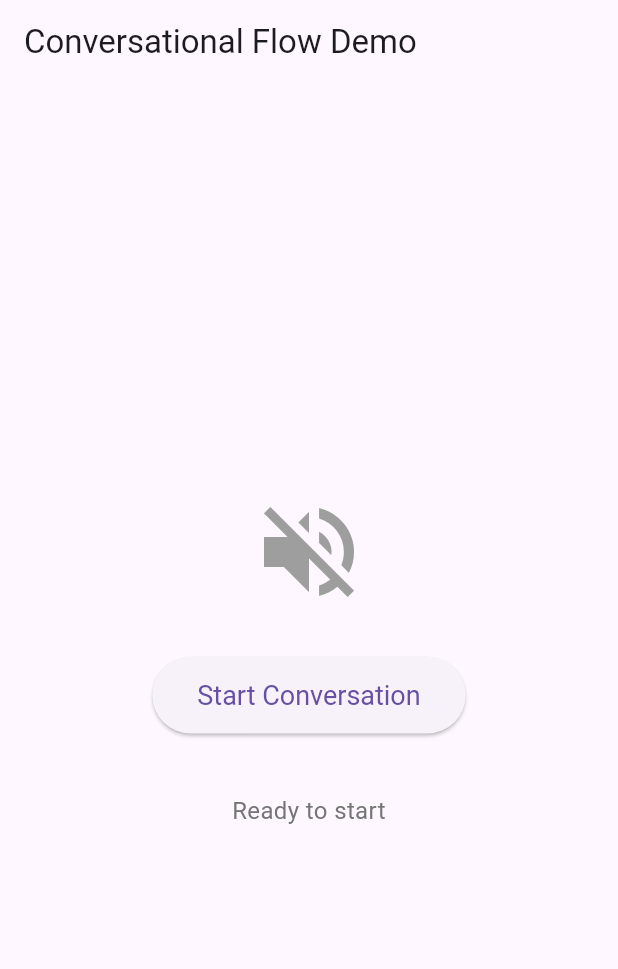
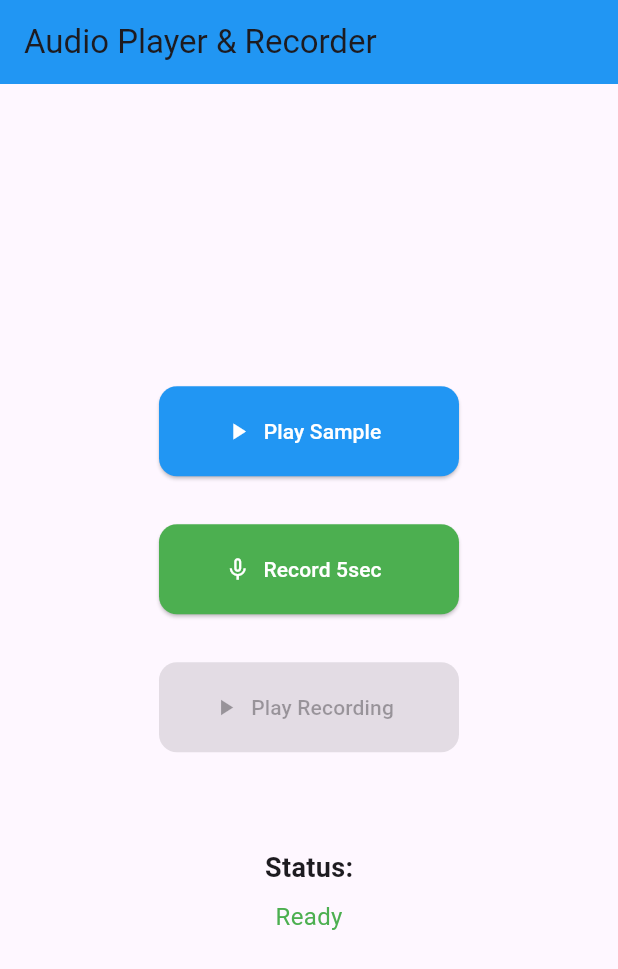
Before and after one commit to bazinga-thedog/winamp, a Flutter app: the screen it shows after launch, on a phone screen of 412 x 824 dp. Shown: the top 969 px of the screen. Run offline on Flutter 3.47's test engine with Material 3 defaults, Android fonts, the phone set to English and light mode, and no system bars; our stand-ins replace just_audio; missing offline and left inert: record.

Commit message:
New version

```diff
--- a/lib/main.dart
+++ b/lib/main.dart
@@ -1,10 +1,8 @@
 import 'package:flutter/material.dart';
 import 'package:just_audio/just_audio.dart';
 import 'package:record/record.dart';
-import 'package:permission_handler/permission_handler.dart';
 import 'package:path_provider/path_provider.dart';
 import 'dart:io';
-import 'dart:async';
 
 void main() {
   runApp(MyApp());
@@ -14,162 +12,41 @@ class MyApp extends StatelessWidget {
   @override
   Widget build(BuildContext context) {
     return MaterialApp(
-      title: 'Audio Player Demo',
+      title: 'Audio Player & Recorder',
       theme: ThemeData(
         primarySwatch: Colors.blue,
       ),
-      home: AudioPlayerScreen(),
+      home: AudioPlayerRecorderScreen(),
     );
   }
 }
 
-class AudioPlayerScreen extends StatefulWidget {
+class AudioPlayerRecorderScreen extends StatefulWidget {
   @override
-  _AudioPlayerScreenState createState() => _AudioPlayerScreenState();
+  _AudioPlayerRecorderScreenState createState() => _AudioPlayerRecorderScreenState();
 }
 
-class _AudioPlayerScreenState extends State<AudioPlayerScreen> {
-  final AudioPlayer _audioPlayer = AudioPlayer();
-  final AudioRecorder _audioRecorder = AudioRecorder();
-  bool _isPlaying = false;
+class _AudioPlayerRecorderScreenState extends State<AudioPlayerRecorderScreen> {
+  late AudioPlayer _audioPlayer;
+  late AudioRecorder _audioRecorder;
+
+  String? _recordingPath;
   bool _isRecording = false;
-  bool _hasRecording = false;
-  String _recordingPath = '';
-  String _status = 'Ready to start';
-  Timer? _recordingTimer;
+  bool _isPlayingSample = false;
+  bool _isPlayingRecording = false;
 
   @override
   void initState() {
     super.initState();
+    _audioPlayer = AudioPlayer();
+    _audioRecorder = AudioRecorder();
 
     // Listen to player state changes
     _audioPlayer.playerStateStream.listen((state) {
       setState(() {
-        _isPlaying = state.playing;
-        if (!_isPlaying && !_isRecording && !_hasRecording) {
-          _status = 'Ready to start';
-        }
+        _isPlayingSample = state.playing;
+        _isPlayingRecording = state.playing;
       });
-    });
-
-    _checkPermissions();
-  }
-
-  Future<void> _checkPermissions() async {
-    if (await Permission.microphone.isDenied) {
-      await Permission.microphone.request();
-    }
-  }
-
-  Future<void> _startConversationFlow() async {
-    setState(() {
-      _hasRecording = false;
-      _status = 'Playing question...';
-    });
-
-    // Step 1: Play the question
-    await _playAudio();
-
-    // Wait for audio to finish playing
-    await Future.delayed(Duration(milliseconds: 500));
-
-    // Step 2: Start recording for 3 seconds
-    await _startRecording();
-  }
-
-  Future<void> _playAudio() async {
-    try {
-      await _audioPlayer.setAsset('assets/audio/question.mp3');
-      await _audioPlayer.play();
-    } catch (e) {
-      print('Error playing audio: $e');
-      ScaffoldMessenger.of(context).showSnackBar(
-        SnackBar(content: Text('Error playing audio: $e')),
-      );
-    }
-  }
-
-  Future<void> _startRecording() async {
-    try {
-      if (await Permission.microphone.isGranted) {
-        // Get app documents directory
-        final directory = await getTemporaryDirectory();
-        _recordingPath = '${directory.path}/recording.m4a';
-
-        setState(() {
-          _isRecording = true;
-          _status = 'Recording... (3 seconds)';
-        });
-
-        await _audioRecorder.start(
-          const RecordConfig(
-            encoder: AudioEncoder.aacLc,
-            bitRate: 128000,
-            sampleRate: 44100,
-          ),
-          path: _recordingPath,
-        );
-
-        // Record for 3 seconds
-        _recordingTimer = Timer(Duration(seconds: 3), () {
-          _stopRecording();
-        });
-
-      } else {
-        ScaffoldMessenger.of(context).showSnackBar(
-          SnackBar(content: Text('Microphone permission required')),
-        );
-      }
-    } catch (e) {
-      print('Error starting recording: $e');
-      setState(() {
-        _isRecording = false;
-        _status = 'Error starting recording';
-      });
-    }
-  }
-
-  Future<void> _stopRecording() async {
-    try {
-      await _audioRecorder.stop();
-      _recordingTimer?.cancel();
-
-      setState(() {
-        _isRecording = false;
-        _hasRecording = true;
-        _status = 'Recording complete. Click to play back.';
-      });
-    } catch (e) {
-      print('Error stopping recording: $e');
-    }
-  }
-
-  Future<void> _playRecording() async {
-    if (_hasRecording && _recordingPath.isNotEmpty) {
-      try {
-        setState(() {
-          _status = 'Playing your recording...';
-        });
-        await _audioPlayer.setFilePath(_recordingPath);
-        await _audioPlayer.play();
-      } catch (e) {
-        print('Error playing recording: $e');
-        ScaffoldMessenger.of(context).showSnackBar(
-          SnackBar(content: Text('Error playing recording: $e')),
-        );
-      }
-    }
-  }
-
-  Future<void> _stopAudio() async {
-    await _audioPlayer.stop();
-  }
-
-  void _reset() {
-    setState(() {
-      _hasRecording = false;
-      _isRecording = false;
-      _status = 'Ready to start';
     });
   }
 
@@ -177,57 +54,193 @@ class _AudioPlayerScreenState extends State<AudioPlayerScreen> {
   void dispose() {
     _audioPlayer.dispose();
     _audioRecorder.dispose();
-    _recordingTimer?.cancel();
     super.dispose();
+  }
+
+  Future<void> _playSampleAudio() async {
+    try {
+      if (_isPlayingSample) {
+        await _audioPlayer.stop();
+      } else {
+        await _audioPlayer.setAsset('assets/sample.mp3');
+        await _audioPlayer.play();
+      }
+    } catch (e) {
+      ScaffoldMessenger.of(context).showSnackBar(
+        SnackBar(content: Text('Error playing sample audio: $e')),
+      );
+    }
+  }
+
+  Future<void> _startRecording() async {
+    try {
+      if (await _audioRecorder.hasPermission()) {
+        final directory = await getApplicationDocumentsDirectory();
+        _recordingPath = '${directory.path}/recording_${DateTime.now().millisecondsSinceEpoch}.m4a';
+
+        await _audioRecorder.start(
+          RecordConfig(
+            encoder: AudioEncoder.aacLc,
+            sampleRate: 44100,
+            bitRate: 128000,
+          ),
+          path: _recordingPath!,
+        );
+
+        setState(() {
+          _isRecording = true;
+        });
+
+        // Auto-stop after 5 seconds
+        Future.delayed(Duration(seconds: 5), () {
+          if (_isRecording) {
+            _stopRecording();
+          }
+        });
+
+        ScaffoldMessenger.of(context).showSnackBar(
+          SnackBar(content: Text('Recording for 5 seconds...')),
+        );
+      } else {
+        ScaffoldMessenger.of(context).showSnackBar(
+          SnackBar(content: Text('Microphone permission denied')),
+        );
+      }
+    } catch (e) {
+      ScaffoldMessenger.of(context).showSnackBar(
+        SnackBar(content: Text('Error starting recording: $e')),
+      );
+    }
+  }
+
+  Future<void> _stopRecording() async {
+    try {
+      await _audioRecorder.stop();
+      setState(() {
+        _isRecording = false;
+      });
+
+      ScaffoldMessenger.of(context).showSnackBar(
+        SnackBar(content: Text('Recording saved!')),
+      );
+    } catch (e) {
+      ScaffoldMessenger.of(context).showSnackBar(
+        SnackBar(content: Text('Error stopping recording: $e')),
+      );
+    }
+  }
+
+  Future<void> _playRecording() async {
+    if (_recordingPath == null || !File(_recordingPath!).existsSync()) {
+      ScaffoldMessenger.of(context).showSnackBar(
+        SnackBar(content: Text('No recording available')),
+      );
+      return;
+    }
+
+    try {
+      if (_isPlayingRecording) {
+        await _audioPlayer.stop();
+      } else {
+        await _audioPlayer.setFilePath(_recordingPath!);
+        await _audioPlayer.play();
+      }
+    } catch (e) {
+      ScaffoldMessenger.of(context).showSnackBar(
+        SnackBar(content: Text('Error playing recording: $e')),
+      );
+    }
   }
 
   @override
   Widget build(BuildContext context) {
     return Scaffold(
       appBar: AppBar(
-        title: Text('Conversational Flow Demo'),
+        title: Text('Audio Player & Recorder'),
+        backgroundColor: Colors.blue,
       ),
       body: Center(
         child: Column(
           mainAxisAlignment: MainAxisAlignment.center,
           children: [
-            Icon(
-              _isRecording ? Icons.mic : (_isPlaying ? Icons.volume_up : Icons.volume_off),
-              size: 80,
-              color: _isRecording ? Colors.red : (_isPlaying ? Colors.blue : Colors.grey),
-            ),
-            SizedBox(height: 30),
-
-            // Main action button
-            ElevatedButton(
-              onPressed: _isRecording ? null : (_hasRecording ? _playRecording : _startConversationFlow),
-              child: Text(_hasRecording ? 'Play Recording' : 'Start Conversation'),
-              style: ElevatedButton.styleFrom(
-                padding: EdgeInsets.symmetric(horizontal: 30, vertical: 15),
-                textStyle: TextStyle(fontSize: 18),
+            // Sample Audio Player Button
+            Container(
+              width: 200,
+              height: 60,
+              margin: EdgeInsets.symmetric(vertical: 16),
+              child: ElevatedButton.icon(
+                onPressed: _playSampleAudio,
+                icon: Icon(_isPlayingSample ? Icons.stop : Icons.play_arrow),
+                label: Text(_isPlayingSample ? 'Stop Sample' : 'Play Sample'),
+                style: ElevatedButton.styleFrom(
+                  backgroundColor: Colors.blue,
+                  foregroundColor: Colors.white,
+                  shape: RoundedRectangleBorder(
+                    borderRadius: BorderRadius.circular(12),
+                  ),
+                ),
               ),
             ),
 
-            SizedBox(height: 20),
-
-            // Reset button
-            if (_hasRecording)
-              ElevatedButton(
-                onPressed: _reset,
-                child: Text('Reset'),
+            // Voice Recorder Button
+            Container(
+              width: 200,
+              height: 60,
+              margin: EdgeInsets.symmetric(vertical: 16),
+              child: ElevatedButton.icon(
+                onPressed: _isRecording ? null : _startRecording,
+                icon: Icon(_isRecording ? Icons.mic : Icons.mic_none),
+                label: Text(_isRecording ? 'Recording...' : 'Record 5sec'),
                 style: ElevatedButton.styleFrom(
-                  backgroundColor: Colors.grey,
-                  padding: EdgeInsets.symmetric(horizontal: 20, vertical: 10),
+                  backgroundColor: _isRecording ? Colors.red : Colors.green,
+                  foregroundColor: Colors.white,
+                  shape: RoundedRectangleBorder(
+                    borderRadius: BorderRadius.circular(12),
+                  ),
                 ),
               ),
+            ),
 
-            SizedBox(height: 20),
+            // Recording Player Button
+            Container(
+              width: 200,
+              height: 60,
+              margin: EdgeInsets.symmetric(vertical: 16),
+              child: ElevatedButton.icon(
+                onPressed: _recordingPath == null ? null : _playRecording,
+                icon: Icon(_isPlayingRecording ? Icons.stop : Icons.play_arrow),
+                label: Text(_isPlayingRecording ? 'Stop Recording' : 'Play Recording'),
+                style: ElevatedButton.styleFrom(
+                  backgroundColor: _recordingPath == null ? Colors.grey : Colors.orange,
+                  foregroundColor: Colors.white,
+                  shape: RoundedRectangleBorder(
+                    borderRadius: BorderRadius.circular(12),
+                  ),
+                ),
+              ),
+            ),
 
-            // Status text
-            Text(
-              _status,
-              style: TextStyle(fontSize: 16, color: Colors.grey[600]),
-              textAlign: TextAlign.center,
+            // Status Text
+            Container(
+              margin: EdgeInsets.only(top: 32),
+              padding: EdgeInsets.all(16),
+              child: Column(
+                children: [
+                  Text(
+                    'Status:',
+                    style: TextStyle(fontSize: 18, fontWeight: FontWeight.bold),
+                  ),
+                  SizedBox(height: 8),
+                  if (_isRecording)
+                    Text('🎤 Recording...', style: TextStyle(color: Colors.red, fontSize: 16)),
+                  if (_isPlayingSample)
+                    Text('🎵 Playing sample audio', style: TextStyle(color: Colors.blue, fontSize: 16)),
+                  if (_isPlayingRecording)
+                    Text('🎵 Playing recording', style: TextStyle(color: Colors.orange, fontSize: 16)),
+                  if (!_isRecording && !_isPlayingSample && !_isPlayingRecording)
+                    Text('Ready', style: TextStyle(color: Colors.green, fontSize: 16)),
+                ],
+              ),
             ),
           ],
         ),
--- a/pubspec.yaml
+++ b/pubspec.yaml
@@ -30,9 +30,8 @@ environment:
 dependencies:
   flutter:
     sdk: flutter
-  just_audio: ^0.9.34
+  just_audio: ^0.9.35
   record: ^5.0.4
-  permission_handler: ^11.0.1
   path_provider: ^2.1.1
 dev_dependencies:
   flutter_test:
```
Also changed, not shown: pubspec.lock, 2 other files.
